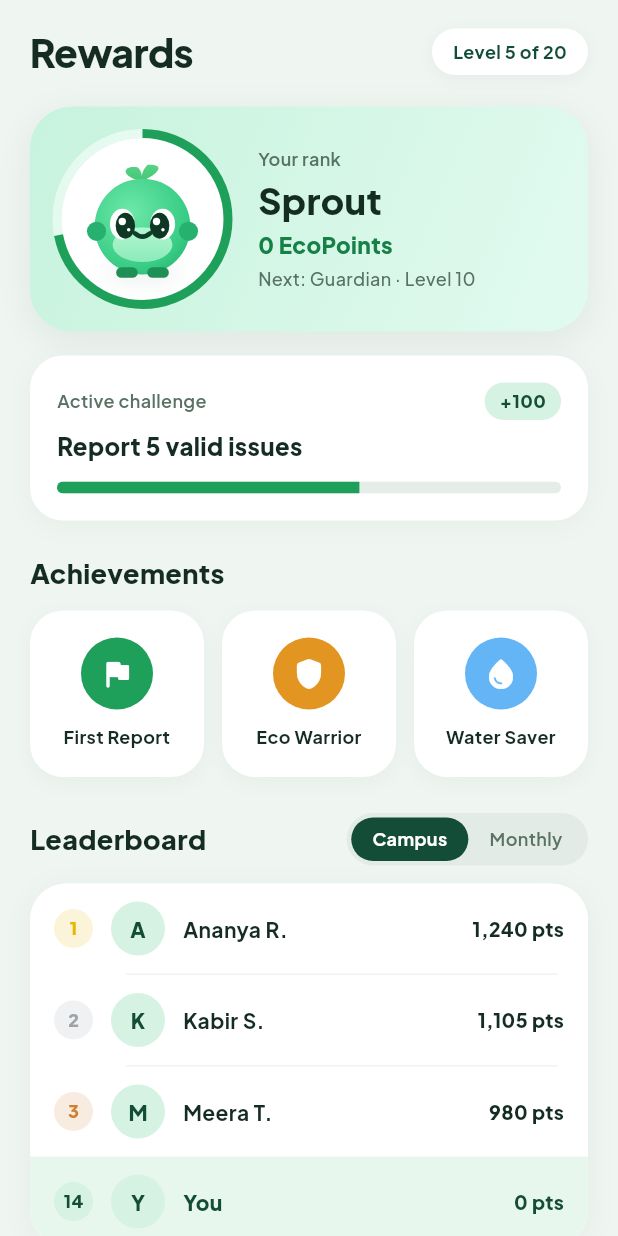
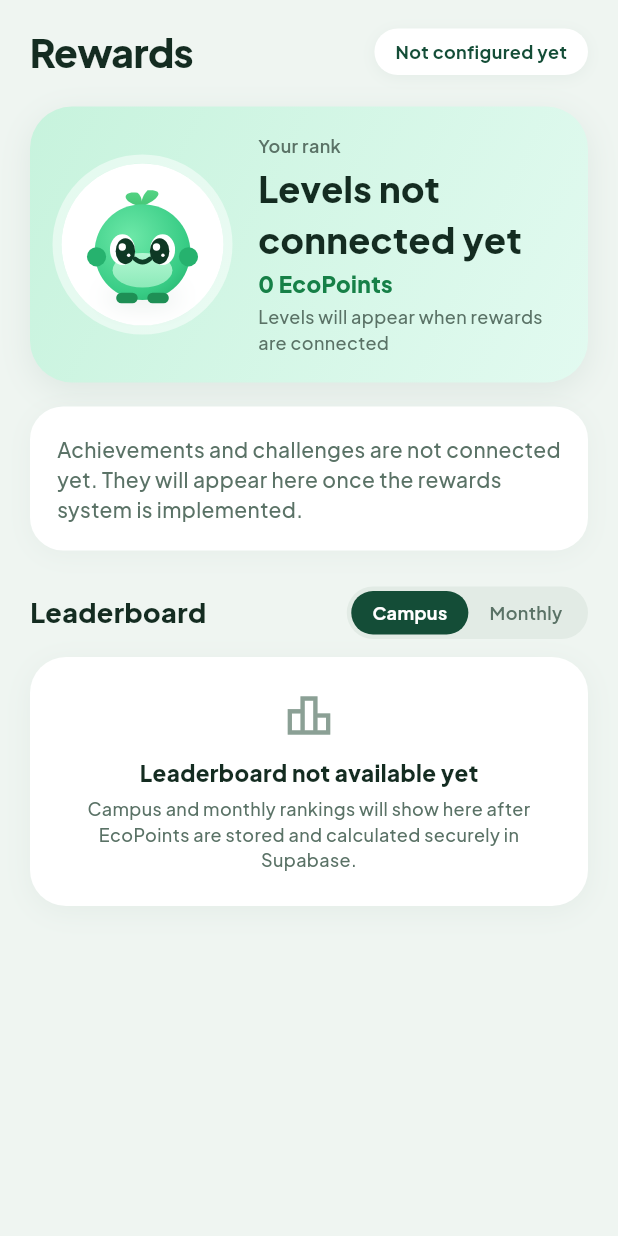
Before and after one commit to aryann-tyagi/Ecocampus, a Flutter app: the RewardsScreen screen opened directly, on a phone screen of 412 x 824 dp. Run offline on Flutter 3.47's test engine with Material 3 defaults, Android fonts, the phone set to English and light mode, and no system bars; our stand-ins replace flutter_riverpod, google_fonts, shared_preferences, supabase_flutter; accounts and stored records are empty.

Commit message:
Remove fabricated rewards and leaderboard demo data

```diff
--- a/apps/mobile/lib/features/rewards/presentation/rewards_screen.dart
+++ b/apps/mobile/lib/features/rewards/presentation/rewards_screen.dart
@@ -54,7 +54,7 @@ class _RewardsScreenState extends ConsumerState<RewardsScreen> {
                       ],
                     ),
                     child: Text(
-                      'Level 5 of 20',
+                      'Not configured yet',
                       style: AppTextStyles.labelMedium.copyWith(
                         color: AppColors.primary,
                         fontWeight: FontWeight.w700,
@@ -107,7 +107,7 @@ class _RewardsScreenState extends ConsumerState<RewardsScreen> {
                           width: 114,
                           height: 114,
                           child: CircularProgressIndicator(
-                            value: 0.72,
+                            value: 0.0,
                             strokeWidth: 6,
                             backgroundColor: Colors.white.withValues(alpha: 0.5),
                             valueColor: const AlwaysStoppedAnimation<Color>(Color(0xFF1EA05A)),
@@ -133,7 +133,7 @@ class _RewardsScreenState extends ConsumerState<RewardsScreen> {
                           ),
                           const SizedBox(height: 2),
                           Text(
-                            'Sprout',
+                            'Levels not connected yet',
                             style: AppTextStyles.titleMedium.copyWith(
                               fontSize: 24,
                               fontWeight: FontWeight.w900,
@@ -150,7 +150,7 @@ class _RewardsScreenState extends ConsumerState<RewardsScreen> {
                           ),
                           const SizedBox(height: 4),
                           Text(
-                            'Next: Guardian · Level 10',
+                            'Levels will appear when rewards are connected',
                             style: AppTextStyles.bodySmall.copyWith(
                               fontSize: 12,
                               color: AppColors.inkSecondary,
@@ -165,7 +165,7 @@ class _RewardsScreenState extends ConsumerState<RewardsScreen> {
 
               const SizedBox(height: 16),
 
-              // 3. Active Challenge Card
+              // Gamification items stay hidden until they are backed by trusted data.
               Container(
                 width: double.infinity,
                 padding: const EdgeInsets.all(18),
@@ -180,95 +180,13 @@ class _RewardsScreenState extends ConsumerState<RewardsScreen> {
                     ),
                   ],
                 ),
-                child: Column(
-                  crossAxisAlignment: CrossAxisAlignment.start,
-                  children: [
-                    Row(
-                      mainAxisAlignment: MainAxisAlignment.spaceBetween,
-                      children: [
-                        Text(
-                          'Active challenge',
-                          style: AppTextStyles.bodySmall.copyWith(
-                            color: AppColors.inkSecondary,
-                            fontWeight: FontWeight.w600,
-                          ),
-                        ),
-                        Container(
-                          padding: const EdgeInsets.symmetric(horizontal: 10, vertical: 4),
-                          decoration: BoxDecoration(
-                            color: const Color(0xFFD6F2E3),
-                            borderRadius: BorderRadius.circular(14),
-                          ),
-                          child: const Text(
-                            '+100',
-                            style: TextStyle(
-                              fontSize: 12,
-                              fontWeight: FontWeight.w800,
-                              color: AppColors.primary,
-                            ),
-                          ),
-                        ),
-                      ],
-                    ),
-                    const SizedBox(height: 6),
-                    Text(
-                      'Report 5 valid issues',
-                      style: AppTextStyles.labelLarge.copyWith(
-                        fontWeight: FontWeight.w800,
-                        fontSize: 16,
-                      ),
-                    ),
-                    const SizedBox(height: 12),
-                    ClipRRect(
-                      borderRadius: BorderRadius.circular(6),
-                      child: const LinearProgressIndicator(
-                        value: 0.6,
-                        backgroundColor: Color(0xFFE4EDE7),
-                        valueColor: AlwaysStoppedAnimation<Color>(Color(0xFF1EA05A)),
-                        minHeight: 8,
-                      ),
-                    ),
-                  ],
+                child: Text(
+                  'Achievements and challenges are not connected yet. They will appear here once the rewards system is implemented.',
+                  style: AppTextStyles.bodyMedium.copyWith(
+                    color: AppColors.inkSecondary,
+                    height: 1.4,
+                  ),
                 ),
-              ),
-
-              const SizedBox(height: 22),
-
-              // 4. Achievements Section
-              Text(
-                'Achievements',
-                style: AppTextStyles.titleMedium.copyWith(
-                  fontWeight: FontWeight.w800,
-                  fontSize: 18,
-                ),
-              ),
-              const SizedBox(height: 12),
-              Row(
-                children: [
-                  Expanded(
-                    child: _buildAchievementCard(
-                      icon: Icons.flag_rounded,
-                      iconBg: const Color(0xFF1EA05A),
-                      title: 'First Report',
-                    ),
-                  ),
-                  const SizedBox(width: 12),
-                  Expanded(
-                    child: _buildAchievementCard(
-                      icon: Icons.shield_rounded,
-                      iconBg: const Color(0xFFE29520),
-                      title: 'Eco Warrior',
-                    ),
-                  ),
-                  const SizedBox(width: 12),
-                  Expanded(
-                    child: _buildAchievementCard(
-                      icon: Icons.water_drop_rounded,
-                      iconBg: const Color(0xFF64B5F6),
-                      title: 'Water Saver',
-                    ),
-                  ),
-                ],
               ),
 
               const SizedBox(height: 24),
@@ -307,8 +225,10 @@ class _RewardsScreenState extends ConsumerState<RewardsScreen> {
 
               const SizedBox(height: 12),
 
-              // Leaderboard Card
+              // No fabricated names or ranks: this is pending a trusted server-side points ledger.
               Container(
+                width: double.infinity,
+                padding: const EdgeInsets.all(22),
                 decoration: BoxDecoration(
                   color: Colors.white,
                   borderRadius: BorderRadius.circular(24),
@@ -322,47 +242,25 @@ class _RewardsScreenState extends ConsumerState<RewardsScreen> {
                 ),
                 child: Column(
                   children: [
-                    _buildLeaderboardRow(
-                      rank: 1,
-                      rankColor: const Color(0xFFE6B800),
-                      initial: 'A',
-                      name: 'Ananya R.',
-                      points: '1,240 pts',
+                    Icon(Icons.leaderboard_outlined, size: 34, color: AppColors.inkMuted),
+                    const SizedBox(height: 10),
+                    Text(
+                      'Leaderboard not available yet',
+                      style: AppTextStyles.labelLarge.copyWith(fontWeight: FontWeight.w800),
                     ),
-                    Divider(color: AppColors.borderLight, height: 1, indent: 64, endIndent: 20),
-                    _buildLeaderboardRow(
-                      rank: 2,
-                      rankColor: const Color(0xFF9EA3A8),
-                      initial: 'K',
-                      name: 'Kabir S.',
-                      points: '1,105 pts',
-                    ),
-                    Divider(color: AppColors.borderLight, height: 1, indent: 64, endIndent: 20),
-                    _buildLeaderboardRow(
-                      rank: 3,
-                      rankColor: const Color(0xFFCD7F32),
-                      initial: 'M',
-                      name: 'Meera T.',
-                      points: '980 pts',
-                    ),
-                    // Current User Row (Highlighted with light mint background!)
-                    Container(
-                      decoration: const BoxDecoration(
-                        color: Color(0xFFE8F7EE),
-                        borderRadius: BorderRadius.vertical(bottom: Radius.circular(24)),
-                      ),
-                      child: _buildLeaderboardRow(
-                        rank: 14,
-                        rankColor: AppColors.primary,
-                        initial: 'Y',
-                        name: 'You',
-                        points: '$points pts',
-                        isCurrentUser: true,
+                    const SizedBox(height: 6),
+                    Text(
+                      'Campus and monthly rankings will show here after EcoPoints are stored and calculated securely in Supabase.',
+                      textAlign: TextAlign.center,
+                      style: AppTextStyles.bodySmall.copyWith(
+                        color: AppColors.inkSecondary,
+                        height: 1.4,
                       ),
                     ),
                   ],
                 ),
               ),
+
             ],
           ),
         ),
```
